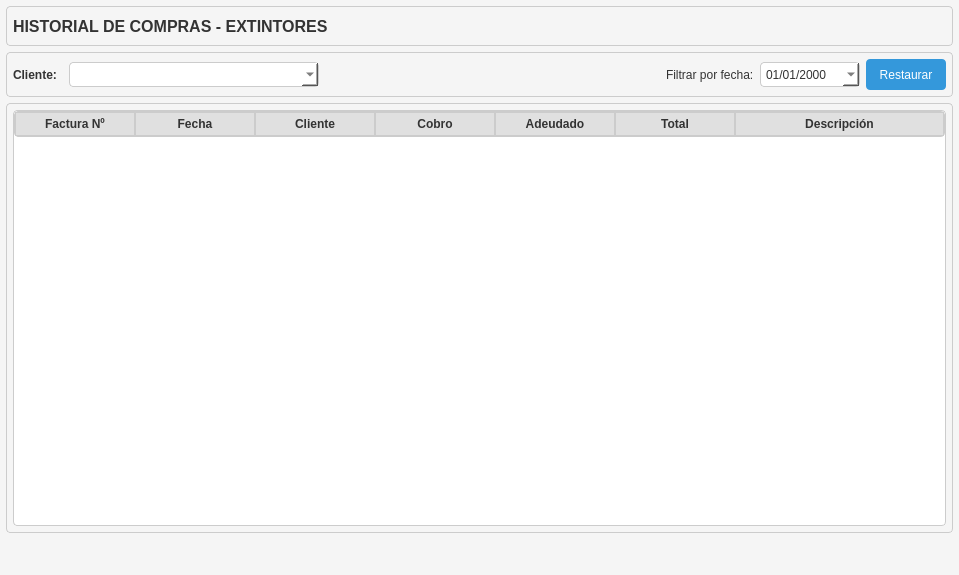
Julian2455/beatmat, file resources/ui/hist_tab.ui: the form before one commit.
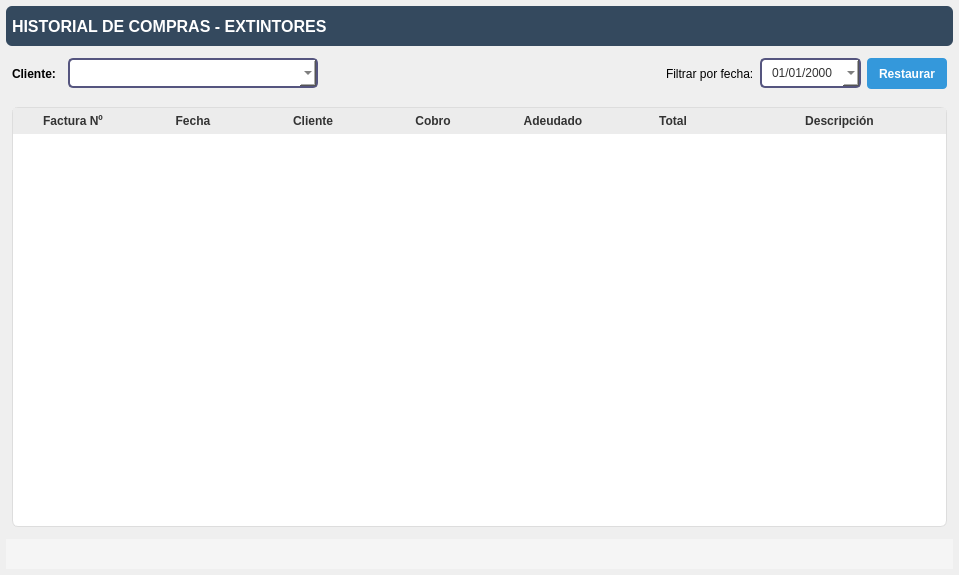
The form after the commit. Icons and pictures are not drawn.

```diff
--- a/resources/ui/hist_tab.ui
+++ b/resources/ui/hist_tab.ui
@@ -14,17 +14,13 @@
    <string>Historial de Compras - Extintores</string>
   </property>
   <property name="styleSheet">
-   <string notr="true">QWidget {
-    background-color: #f5f5f5;
-    color: #333333;
+   <string notr="true">QFrame {
+    border-radius: 6px;
 }
-QFrame {
-    border:1px solid #cccccc;
-    border-radius: 4px;
-}
-QLabel {
-    color: #333333;
-    border: none;
+QMainWindow {
+    background-color: #f9f9f9;
+    font-family: &quot;Poppins&quot;, &quot;Segoe UI&quot;, sans-serif;
+    font-size: 14px;
 }
 QPushButton {
     background-color: #3498db;
@@ -40,13 +36,7 @@
 QPushButton:disabled {
     background-color: #bdc3c7;
 }
-QPushButton#btnDetalles {
-    background-color: #f39c12;
-}
-QPushButton#btnDetalles:hover {
-    background-color: #d35400;
-}
-QPushButton#btnCerrar {
+QPushButton#btnCerrarCaja {
     background-color: #e74c3c;
 }
 QPushButton#btnCerrar:hover {
@@ -58,22 +48,60 @@
     padding: 3px;
     background: white;
 }
-QTableWidget {
-    border: 1px solid #cccccc;
-    background-color: white;
-    gridline-color: #dddddd;
-}
+
+/* QTableWidget / QTableView */
 QHeaderView::section {
-    background-color: #e0e0e0;
-    color: #333333;
-    padding: 3px;
-    border: 1px solid #cccccc;
+    background-color: #ececec;
+    color: #333;
+    padding: 4px;
+    border: none;
     font-weight: bold;
 }
-QTableWidget::item:selected {
-    background-color: #3498db;
-    color: white;
-}</string>
+QTableWidget {
+    border: 1px solid #ddd;
+    background-color: white;
+    gridline-color: #ccc;
+    alternate-background-color: #f2f2f2;
+}
+QTableWidget::item {
+    padding: 6px;
+}
+QTableWidget::item:hover {
+    background-color: #f0f8ff;
+}
+/* QLineEdit (buscador) */
+QLineEdit {
+    border: 2px solid #ddd;
+    border-radius: 8px;
+    padding: 6px 12px;
+    background-color: white;
+}
+QLineEdit:focus {
+    border-color: #007BFF;
+}
+QComboBox {
+     border: 2px solid rgb(85, 85, 127);
+     border-radius: 5px;
+     padding: 5px 8px;
+     color: #333;
+     background-color: #fff;
+   }
+QDateEdit {
+     border: 2px solid  rgb(85, 85, 127);
+     border-radius: 5px;
+     padding: 5px 8px;
+     color: #333;
+     background-color: #fff;
+   }
+QComboBox:focus {
+     border: 1px solid #0078d7;
+     background-color: #eef6ff;
+   }
+
+QDateEdit:focus {
+     border: 1px solid #0078d7;
+     background-color: #eef6ff;
+   }</string>
   </property>
   <layout class="QVBoxLayout" name="verticalLayout">
    <property name="spacing">
@@ -105,6 +133,9 @@
        <height>40</height>
       </size>
      </property>
+     <property name="styleSheet">
+      <string notr="true">background:#34495E;</string>
+     </property>
      <property name="frameShape">
       <enum>QFrame::StyledPanel</enum>
      </property>
@@ -136,7 +167,7 @@
          </font>
         </property>
         <property name="styleSheet">
-         <string notr="true"/>
+         <string notr="true">color: rgb(255, 255, 255);</string>
         </property>
         <property name="text">
          <string>HISTORIAL DE COMPRAS - EXTINTORES</string>
@@ -254,6 +285,9 @@
           <height>25</height>
          </size>
         </property>
+        <property name="styleSheet">
+         <string notr="true"/>
+        </property>
         <property name="displayFormat">
          <string>dd/MM/yyyy</string>
         </property>
@@ -270,6 +304,11 @@
           <height>31</height>
          </size>
         </property>
+        <property name="font">
+         <font>
+          <bold>true</bold>
+         </font>
+        </property>
         <property name="text">
          <string>Restaurar</string>
         </property>
```
Left out of the diff: 6 changed lines with no effect on the pictures.
